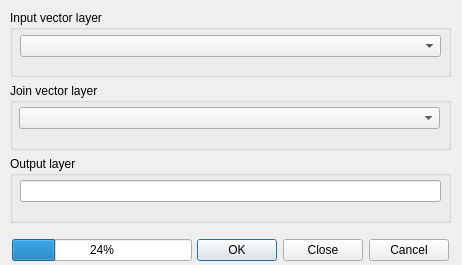
Old version of the form ui_frmNNJoin.ui in the repository havatv/qgisnnjoinplugin.
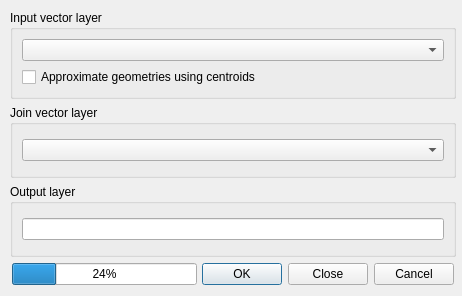
New version of the form.

Commit message: Added centroid approximation support for the input layer. Updated the UI Changed the version number to 1.1.0

```diff
--- a/ui_frmNNJoin.ui
+++ b/ui_frmNNJoin.ui
@@ -7,24 +7,30 @@
     <x>0</x>
     <y>0</y>
     <width>462</width>
-    <height>265</height>
+    <height>296</height>
    </rect>
   </property>
   <property name="windowTitle">
    <string>NNJoin</string>
   </property>
-  <widget class="QWidget" name="verticalLayoutWidget">
+  <property name="sizeGripEnabled">
+   <bool>false</bool>
+  </property>
+  <property name="modal">
+   <bool>false</bool>
+  </property>
+  <widget class="QWidget" name="layoutWidget">
    <property name="geometry">
     <rect>
      <x>10</x>
      <y>10</y>
-     <width>441</width>
-     <height>251</height>
+     <width>446</width>
+     <height>275</height>
     </rect>
    </property>
-   <layout class="QVBoxLayout" name="verticalLayout">
+   <layout class="QVBoxLayout" name="verticalLayout_6">
     <item>
-     <widget class="QGroupBox" name="groupBox_2">
+     <widget class="QGroupBox" name="groupBox_1">
       <property name="sizePolicy">
        <sizepolicy hsizetype="Preferred" vsizetype="Preferred">
         <horstretch>0</horstretch>
@@ -34,16 +40,7 @@
       <property name="title">
        <string>Input vector layer</string>
       </property>
-      <widget class="QWidget" name="horizontalLayoutWidget">
-       <property name="geometry">
-        <rect>
-         <x>10</x>
-         <y>20</y>
-         <width>421</width>
-         <height>32</height>
-        </rect>
-       </property>
-       <layout class="QHBoxLayout" name="horizontalLayout">
+      <layout class="QVBoxLayout" name="verticalLayout">
         <item>
          <widget class="QComboBox" name="inputVectorLayer">
           <property name="sizePolicy">
@@ -57,25 +54,27 @@
           </property>
          </widget>
         </item>
-       </layout>
-      </widget>
+       <item>
+        <widget class="QCheckBox" name="approximate_input_geom_cb">
+         <property name="toolTip">
+          <string>Use approximate input geometries.&lt;br&gt;This will enable the use of a spatial index - could speed up the join considerably.</string>
+         </property>
+         <property name="text">
+          <string>Approximate geometries using centroids</string>
+         </property>
+        </widget>
+       </item>
+      </layout>
+      <zorder>approximate_input_geom_cb</zorder>
+      <zorder>inputVectorLayer</zorder>
      </widget>
     </item>
     <item>
-     <widget class="QGroupBox" name="gropuBox_4">
+     <widget class="QGroupBox" name="groupBox_2">
       <property name="title">
        <string>Join vector layer</string>
       </property>
-      <widget class="QWidget" name="horizontalLayoutWidget_4">
-       <property name="geometry">
-        <rect>
-         <x>9</x>
-         <y>20</y>
-         <width>421</width>
-         <height>31</height>
-        </rect>
-       </property>
-       <layout class="QHBoxLayout" name="horizontalLayout_5">
+      <layout class="QVBoxLayout" name="verticalLayout_4">
         <item>
          <widget class="QComboBox" name="joinVectorLayer">
           <property name="toolTip">
@@ -85,23 +84,13 @@
         </item>
        </layout>
       </widget>
-     </widget>
     </item>
     <item>
-     <widget class="QGroupBox" name="groupBox">
+     <widget class="QGroupBox" name="groupBox_3">
       <property name="title">
        <string>Output layer</string>
       </property>
-      <widget class="QWidget" name="horizontalLayoutWidget_3">
-       <property name="geometry">
-        <rect>
-         <x>10</x>
-         <y>20</y>
-         <width>421</width>
-         <height>31</height>
-        </rect>
-       </property>
-       <layout class="QHBoxLayout" name="horizontalLayout_3">
+      <layout class="QVBoxLayout" name="verticalLayout_5">
         <item>
          <widget class="QLineEdit" name="outputDataset">
           <property name="toolTip">
@@ -111,26 +100,9 @@
         </item>
        </layout>
       </widget>
-     </widget>
     </item>
     <item>
-     <spacer name="verticalSpacer">
-      <property name="orientation">
-       <enum>Qt::Vertical</enum>
-      </property>
-      <property name="sizeType">
-       <enum>QSizePolicy::Fixed</enum>
-      </property>
-      <property name="sizeHint" stdset="0">
-       <size>
-        <width>20</width>
-        <height>10</height>
-       </size>
-      </property>
-     </spacer>
-    </item>
-    <item>
-     <layout class="QHBoxLayout" name="horizontalLayout_4">
+     <layout class="QHBoxLayout" name="horizontalLayout_1">
       <property name="spacing">
        <number>5</number>
       </property>
```
Lines whose indentation alone changed are shown as unchanged. The commit also changes 3 other files.
